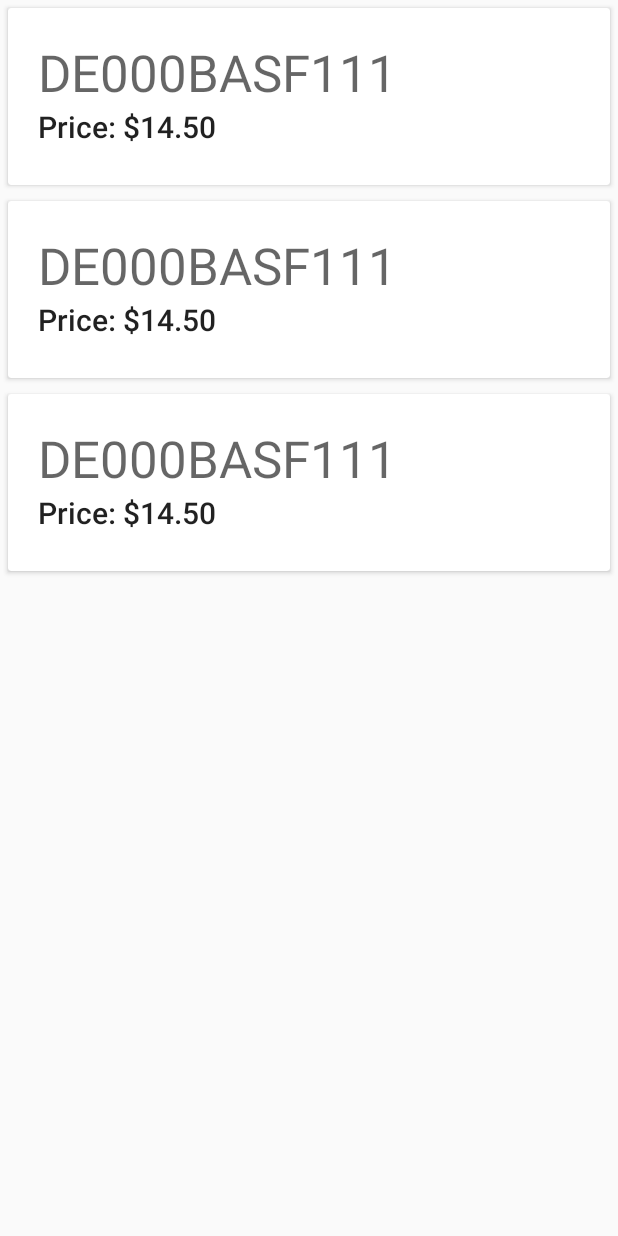
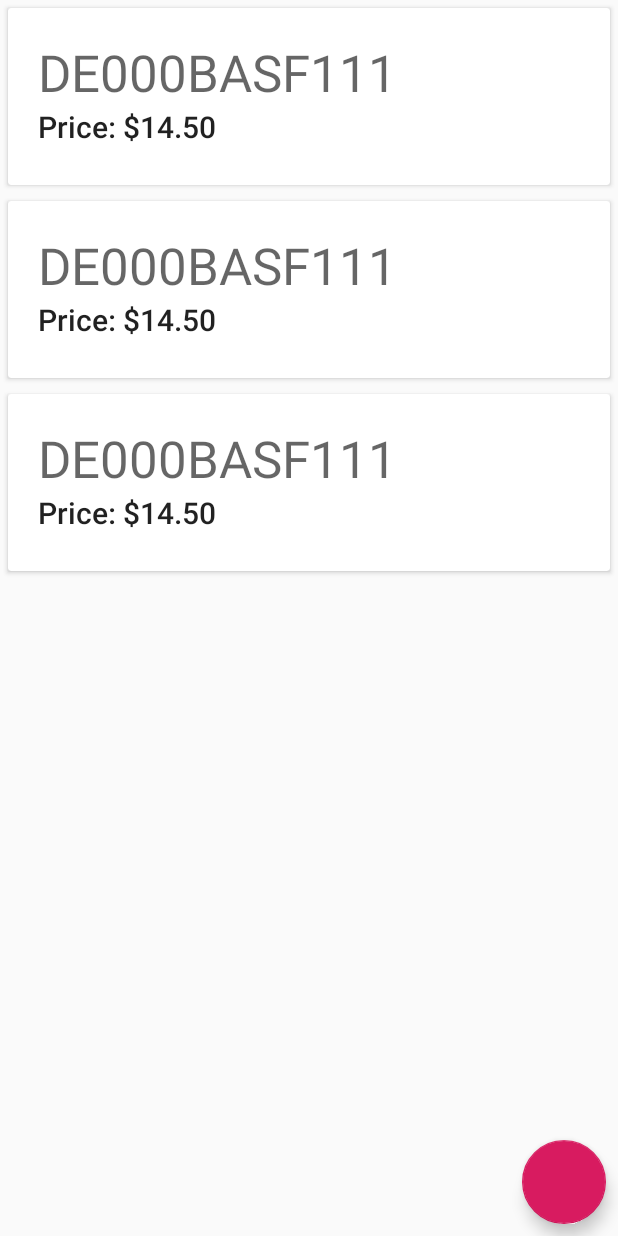
Before and after one commit to DuM4ll3/WebSocketDemo, an Android app: the layout activity_main.xml on its own in the app's theme, with its tools: preview values and no code run, on a phone screen of 412 x 824 dp. Run offline under Robolectric (Android 15) with nearby library versions, the phone set to English and light mode, and no system bars.

```diff
--- a/app/src/main/res/layout/activity_main.xml
+++ b/app/src/main/res/layout/activity_main.xml
@@ -1,7 +1,7 @@
 <?xml version="1.0" encoding="utf-8"?>
 <android.support.constraint.ConstraintLayout
         xmlns:android="http://schemas.android.com/apk/res/android"
-        xmlns:tools="http://schemas.android.com/tools"
+        xmlns:app="http://schemas.android.com/apk/res-auto" xmlns:tools="http://schemas.android.com/tools"
         android:layout_width="match_parent"
         android:layout_height="match_parent"
         tools:context=".view.MainActivity">
@@ -12,4 +12,16 @@
             android:layout_height="match_parent"
             tools:listitem="@layout/list_item"/>
 
+    <android.support.design.widget.FloatingActionButton
+            android:id="@+id/actionButton"
+            android:layout_width="wrap_content"
+            android:layout_height="wrap_content"
+            android:layout_marginEnd="8dp"
+            android:layout_marginBottom="8dp"
+            android:clickable="true"
+            android:focusable="true"
+            app:srcCompat="?attr/colorAccent"
+            app:layout_constraintEnd_toEndOf="parent"
+            app:layout_constraintBottom_toBottomOf="parent"/>
+
 </android.support.constraint.ConstraintLayout>
```
Also changed, not shown: app/src/main/java/ferraz/trade/app/view/MainActivity.kt (+11 -23 lines), app/src/main/java/ferraz/trade/app/viewModel/MainViewModel.kt (added, +48 -0 lines).
